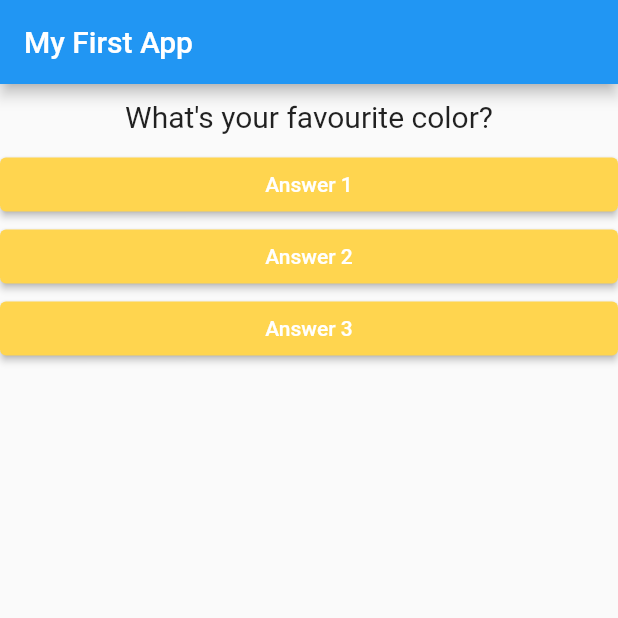
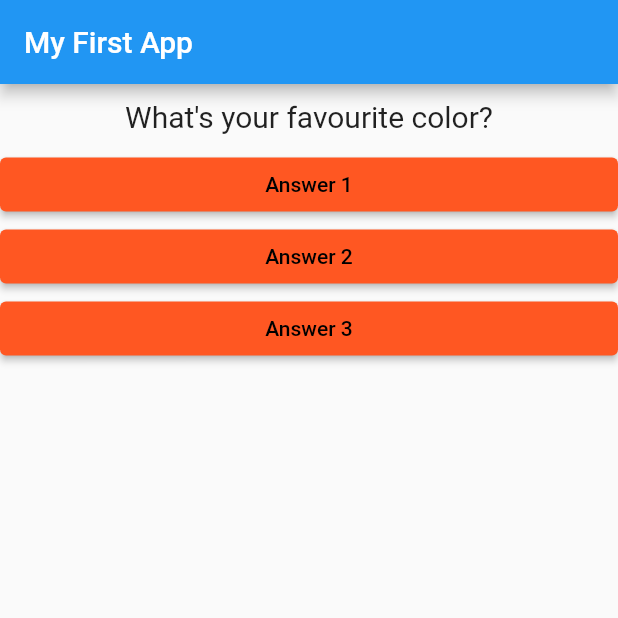
Before and after one commit to KellyEgesa/flutter_tutorial, a Flutter app: the screen it shows after launch, on a phone screen of 412 x 824 dp, the top half of it. Run offline on Flutter 3.47's test engine with Material 2 defaults, Android fonts, the phone set to English and light mode, and no system bars.

```diff
--- a/lib/answer.dart
+++ b/lib/answer.dart
@@ -11,8 +11,9 @@ class Answer extends StatelessWidget {
     return Container(
       width: double.infinity,
       child: ElevatedButton(
-        style: ButtonStyle(
-          backgroundColor: MaterialStateProperty.all(Colors.amber.shade300),
+        style: ElevatedButton.styleFrom(
+          primary: Colors.deepOrange,
+          onPrimary: Colors.black,
         ),
         onPressed: selectHandler,
         child: Text(
--- a/lib/main.dart
+++ b/lib/main.dart
@@ -26,9 +26,18 @@ class _MyAppState extends State<_MyApp> {
   @override
   Widget build(BuildContext context) {
     var questions = [
-      "What's your favourite color?",
-      "What's your favourite animal?",
-      "What's your favourite team?",
+      {
+        "questionText": "What's your favourite color?",
+        "answers": ["Black", "Red", "Green", "White"],
+      },
+      {
+        "questionText": "What's your favourite animal?",
+        "answers": ["Dog", "Cat", "Tortoise", "Snake"]
+      },
+      {
+        "questionText": "What's your favourite team?",
+        "answers": ["Arsenal", "Liverpool", "Chelsea", "Leicester"]
+      }
     ];
 
     return MaterialApp(
@@ -38,7 +47,7 @@ class _MyAppState extends State<_MyApp> {
       ),
       body: Column(children: [
         Question(
-          questions[_questionIndex],
+          questions[_questionIndex]['questionText'],
         ),
         Answer(
           _answerQuestion,
```
